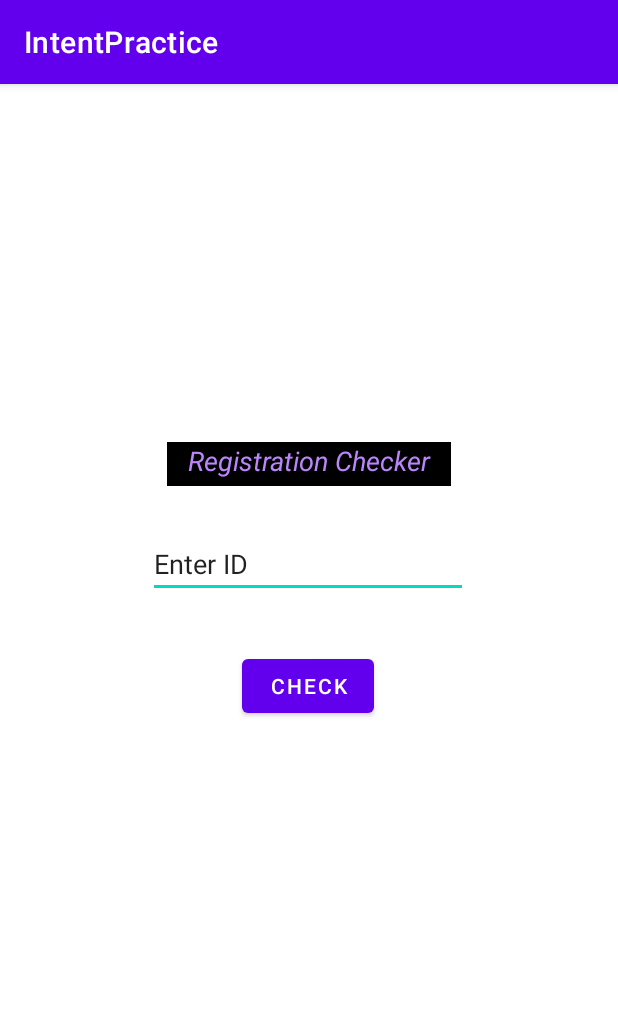
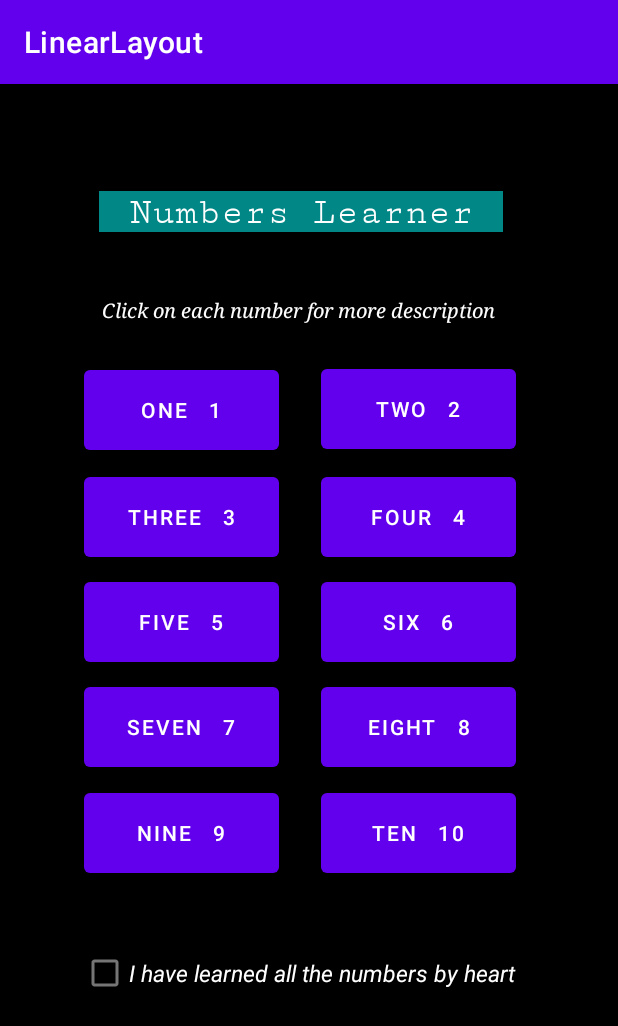
Before and after one commit to danial324/FirstAndroidProject, an Android app: the screen it shows after launch (MainActivity), on a phone screen of 412 x 824 dp. Shown: the top 1026 px of the screen. Run offline under Robolectric (Android 15) with nearby library versions, the phone set to English and light mode, and no system bars.

Commit message:
Number Learner App for Beginners

```diff
--- a/src/main/AndroidManifest.xml
+++ b/src/main/AndroidManifest.xml
@@ -1,6 +1,6 @@
 <?xml version="1.0" encoding="utf-8"?>
 <manifest xmlns:android="http://schemas.android.com/apk/res/android"
-    package="com.example.intentpractice">
+    package="com.example.linearlayout">
 
     <application
         android:allowBackup="true"
@@ -8,9 +8,9 @@
         android:label="@string/app_name"
         android:roundIcon="@mipmap/ic_launcher_round"
         android:supportsRtl="true"
-        android:theme="@style/Theme.IntentPractice">
+        android:theme="@style/Theme.LinearLayout">
         <activity
-            android:name=".NextActivity"
+            android:name=".NumDetails"
             android:exported="false" />
         <activity
             android:name=".MainActivity"
--- /dev/null
+++ b/src/main/java/com/example/linearlayout/MainActivity.java
@@ -0,0 +1,48 @@
+package com.example.linearlayout;
+
+import androidx.appcompat.app.AppCompatActivity;
+
+import android.content.Intent;
+import android.os.Bundle;
+import android.view.View;
+import android.widget.Button;
+import android.widget.CheckBox;
+import android.widget.TextView;
+
+public class MainActivity extends AppCompatActivity {
+
+                    Button b ;
+                    CheckBox ch ;
+                    TextView TextView2;
+                    @Override
+                    protected void onCreate(Bundle savedInstanceState) {
+                        super.onCreate(savedInstanceState);
+                        setContentView(R.layout.activity_main);
+                        b = findViewById(R.id.button3);
+                        b.setOnClickListener(new View.OnClickListener() {
+                            @Override
+                            public void onClick(View view) {
+                                Intent intent = new Intent(com.example.linearlayout.MainActivity.this,NumDetails.class);
+                                startActivity(intent);
+
+            }
+        });
+                        ch = findViewById(R.id.checkBox);
+                        TextView2=findViewById(R.id.textView5);
+                        ch.setOnClickListener(new View.OnClickListener() {
+                            @Override
+                            public void onClick(View v) {
+                                switch (v.getId())
+                                {
+                                    case R.id.checkBox:
+                                    if (ch.isChecked()) {
+
+                                        TextView2.setText("Congratulations ");
+
+                                    }
+                                }
+                            }
+                        });
+
+    }
+}
--- a/src/main/res/layout/activity_main.xml
+++ b/src/main/res/layout/activity_main.xml
@@ -4,50 +4,191 @@
     xmlns:tools="http://schemas.android.com/tools"
     android:layout_width="match_parent"
     android:layout_height="match_parent"
-    tools:context=".MainActivity">
-
-    <EditText
-        android:id="@+id/editTextTextPersonName"
-        android:layout_width="wrap_content"
-        android:layout_height="wrap_content"
-        android:ems="10"
-        android:inputType="textPersonName"
-        android:text="Enter ID"
-        app:layout_constraintBottom_toBottomOf="parent"
-        app:layout_constraintEnd_toEndOf="parent"
-        app:layout_constraintHorizontal_bias="0.497"
-        app:layout_constraintStart_toStartOf="parent"
-        app:layout_constraintTop_toTopOf="parent"
-        app:layout_constraintVertical_bias="0.411" />
+    tools:context=".MainActivity"
+    android:background="@color/black">
 
     <TextView
         android:id="@+id/textView"
-        android:layout_width="189dp"
-        android:layout_height="29dp"
-        android:background="@color/black"
-        android:text="Registration Checker"
+        android:layout_width="269dp"
+        android:layout_height="27dp"
+        android:background="@color/teal_700"
+        android:fontFamily="serif-monospace"
+        android:text="Numbers Learner"
         android:textAlignment="center"
-        android:textColor="@color/purple_200"
-        android:textSize="18dp"
-        android:textStyle="italic
-"
+        android:textColor="@color/white"
+        android:textSize="25dp"
+        app:layout_constraintBottom_toBottomOf="parent"
+        app:layout_constraintHorizontal_bias="0.461"
+        app:layout_constraintLeft_toLeftOf="parent"
+        app:layout_constraintRight_toRightOf="parent"
+        app:layout_constraintTop_toTopOf="parent"
+        app:layout_constraintVertical_bias="0.096" />
+    <TextView
+        android:id="@+id/textView1"
+        android:layout_width="269dp"
+        android:layout_height="20dp"
+        android:fontFamily="serif"
+        android:textStyle="italic"
+        android:text="Click on each number for more description "
+        android:textAlignment="center"
+        android:textColor="@color/white"
+        android:textSize="13dp"
+        app:layout_constraintBottom_toBottomOf="parent"
+        app:layout_constraintHorizontal_bias="0.461"
+        app:layout_constraintLeft_toLeftOf="parent"
+        app:layout_constraintRight_toRightOf="parent"
+        app:layout_constraintTop_toTopOf="parent"
+        app:layout_constraintVertical_bias="0.190" />
+
+    <Button
+        android:id="@+id/button3"
+        android:layout_width="130dp"
+        android:layout_height="65dp"
+        android:text="ONE   1"
         app:layout_constraintBottom_toBottomOf="parent"
         app:layout_constraintEnd_toEndOf="parent"
+        app:layout_constraintHorizontal_bias="0.199"
         app:layout_constraintStart_toStartOf="parent"
         app:layout_constraintTop_toTopOf="parent"
-        app:layout_constraintVertical_bias="0.323" />
+        app:layout_constraintVertical_bias="0.263" />
 
     <Button
-        android:id="@+id/button"
+        android:id="@+id/button4"
+        android:layout_width="130dp"
+        android:layout_height="65dp"
+        android:text="TWO   2"
+        app:layout_constraintBottom_toBottomOf="parent"
+        app:layout_constraintEnd_toEndOf="parent"
+        app:layout_constraintHorizontal_bias="0.294"
+        app:layout_constraintStart_toEndOf="@+id/button3"
+        app:layout_constraintTop_toTopOf="parent"
+        app:layout_constraintVertical_bias="0.262" />
+
+    <Button
+        android:id="@+id/button7"
+        android:layout_width="130dp"
+        android:layout_height="65dp"
+        android:text="THREE   3"
+        app:layout_constraintBottom_toBottomOf="parent"
+        app:layout_constraintEnd_toEndOf="parent"
+        app:layout_constraintHorizontal_bias="0.199"
+        app:layout_constraintStart_toStartOf="parent"
+        app:layout_constraintTop_toTopOf="parent"
+        app:layout_constraintVertical_bias="0.364" />
+
+    <Button
+        android:id="@+id/button8"
+        android:layout_width="130dp"
+        android:layout_height="65dp"
+        android:text="FOUR   4"
+        app:layout_constraintBottom_toBottomOf="parent"
+        app:layout_constraintEnd_toEndOf="parent"
+        app:layout_constraintHorizontal_bias="0.294"
+        app:layout_constraintStart_toEndOf="@+id/button7"
+        app:layout_constraintTop_toTopOf="parent"
+        app:layout_constraintVertical_bias="0.364" />\
+
+    <Button
+        android:id="@+id/button9"
+        android:layout_width="130dp"
+        android:layout_height="65dp"
+        android:text="FIVE   5"
+        app:layout_constraintBottom_toBottomOf="parent"
+        app:layout_constraintEnd_toEndOf="parent"
+        app:layout_constraintHorizontal_bias="0.199"
+        app:layout_constraintStart_toStartOf="parent"
+        app:layout_constraintTop_toTopOf="parent"
+        app:layout_constraintVertical_bias="0.464" />
+
+    <Button
+        android:id="@+id/button10"
+        android:layout_width="130dp"
+        android:layout_height="65dp"
+        android:text="SIX   6"
+        app:layout_constraintBottom_toBottomOf="parent"
+        app:layout_constraintEnd_toEndOf="parent"
+        app:layout_constraintHorizontal_bias="0.294"
+        app:layout_constraintStart_toEndOf="@+id/button7"
+        app:layout_constraintTop_toTopOf="parent"
+        app:layout_constraintVertical_bias="0.464" />
+
+    <Button
+        android:id="@+id/button11"
+        android:layout_width="130dp"
+        android:layout_height="65dp"
+        android:text="SEVEN   7"
+        app:layout_constraintBottom_toBottomOf="parent"
+        app:layout_constraintEnd_toEndOf="parent"
+        app:layout_constraintHorizontal_bias="0.199"
+        app:layout_constraintStart_toStartOf="parent"
+        app:layout_constraintTop_toTopOf="parent"
+        app:layout_constraintVertical_bias="0.564" />
+
+    <Button
+        android:id="@+id/button12"
+        android:layout_width="130dp"
+        android:layout_height="65dp"
+        android:text="EIGHT   8"
+        app:layout_constraintBottom_toBottomOf="parent"
+        app:layout_constraintEnd_toEndOf="parent"
+        app:layout_constraintHorizontal_bias="0.294"
+        app:layout_constraintStart_toEndOf="@+id/button7"
+        app:layout_constraintTop_toTopOf="parent"
+        app:layout_constraintVertical_bias="0.564" />
+
+    <Button
+        android:id="@+id/button13"
+        android:layout_width="130dp"
+        android:layout_height="65dp"
+        android:text="NINE   9"
+        app:layout_constraintBottom_toBottomOf="parent"
+        app:layout_constraintEnd_toEndOf="parent"
+        app:layout_constraintHorizontal_bias="0.199"
+        app:layout_constraintStart_toStartOf="parent"
+        app:layout_constraintTop_toTopOf="parent"
+        app:layout_constraintVertical_bias="0.664" />
+
+    <Button
+        android:id="@+id/button14"
+        android:layout_width="130dp"
+        android:layout_height="65dp"
+        android:text="TEN   10"
+        app:layout_constraintBottom_toBottomOf="parent"
+        app:layout_constraintEnd_toEndOf="parent"
+        app:layout_constraintHorizontal_bias="0.294"
+        app:layout_constraintStart_toEndOf="@+id/button7"
+        app:layout_constraintTop_toTopOf="parent"
+        app:layout_constraintVertical_bias="0.664" />
+
+    <CheckBox
+        android:id="@+id/checkBox"
         android:layout_width="wrap_content"
         android:layout_height="wrap_content"
-        android:text="Check"
+        android:text="I have learned all the numbers by heart"
+        android:textAlignment="center"
+        android:textColor="@color/white"
+        android:textSize="15dp"
+        android:textStyle="italic"
         app:layout_constraintBottom_toBottomOf="parent"
         app:layout_constraintEnd_toEndOf="parent"
-        app:layout_constraintHorizontal_bias="0.498"
+        app:layout_constraintHorizontal_bias="0.445"
         app:layout_constraintStart_toStartOf="parent"
         app:layout_constraintTop_toTopOf="parent"
-        app:layout_constraintVertical_bias="0.524" />
+        app:layout_constraintVertical_bias="0.79" />
 
+    <TextView
+        android:id="@+id/textView5"
+        android:layout_width="240dp"
+        android:layout_height="27dp"
+
+        android:fontFamily="serif-monospace"
+        android:textColor="@color/teal_700"
+        android:textSize="25dp"
+        app:layout_constraintBottom_toBottomOf="parent"
+        app:layout_constraintEnd_toEndOf="parent"
+        app:layout_constraintHorizontal_bias="0.439"
+        app:layout_constraintStart_toStartOf="parent"
+        app:layout_constraintTop_toTopOf="parent"
+        app:layout_constraintVertical_bias="0.867" />
 
 </androidx.constraintlayout.widget.ConstraintLayout>
--- a/src/main/res/values-night/themes.xml
+++ b/src/main/res/values-night/themes.xml
@@ -1,6 +1,6 @@
 <resources xmlns:tools="http://schemas.android.com/tools">
     <!-- Base application theme. -->
-    <style name="Theme.IntentPractice" parent="Theme.MaterialComponents.DayNight.DarkActionBar">
+    <style name="Theme.LinearLayout" parent="Theme.MaterialComponents.DayNight.DarkActionBar">
         <!-- Primary brand color. -->
         <item name="colorPrimary">@color/purple_200</item>
         <item name="colorPrimaryVariant">@color/purple_700</item>
--- a/src/main/res/values/strings.xml
+++ b/src/main/res/values/strings.xml
@@ -1,3 +1,3 @@
 <resources>
-    <string name="app_name">IntentPractice</string>
+    <string name="app_name">LinearLayout</string>
 </resources>
--- a/src/main/res/values/themes.xml
+++ b/src/main/res/values/themes.xml
@@ -1,6 +1,6 @@
 <resources xmlns:tools="http://schemas.android.com/tools">
     <!-- Base application theme. -->
-    <style name="Theme.IntentPractice" parent="Theme.MaterialComponents.DayNight.DarkActionBar">
+    <style name="Theme.LinearLayout" parent="Theme.MaterialComponents.DayNight.DarkActionBar">
         <!-- Primary brand color. -->
         <item name="colorPrimary">@color/purple_500</item>
         <item name="colorPrimaryVariant">@color/purple_700</item>
```
Also changed, not shown: src/main/java/com/example/linearlayout/NumDetails.java (added, +14 -0 lines), src/main/res/layout/activity_num_details.xml (added, +66 -0 lines), src/main/res/drawable/one.jpg (added), 2 other files.
